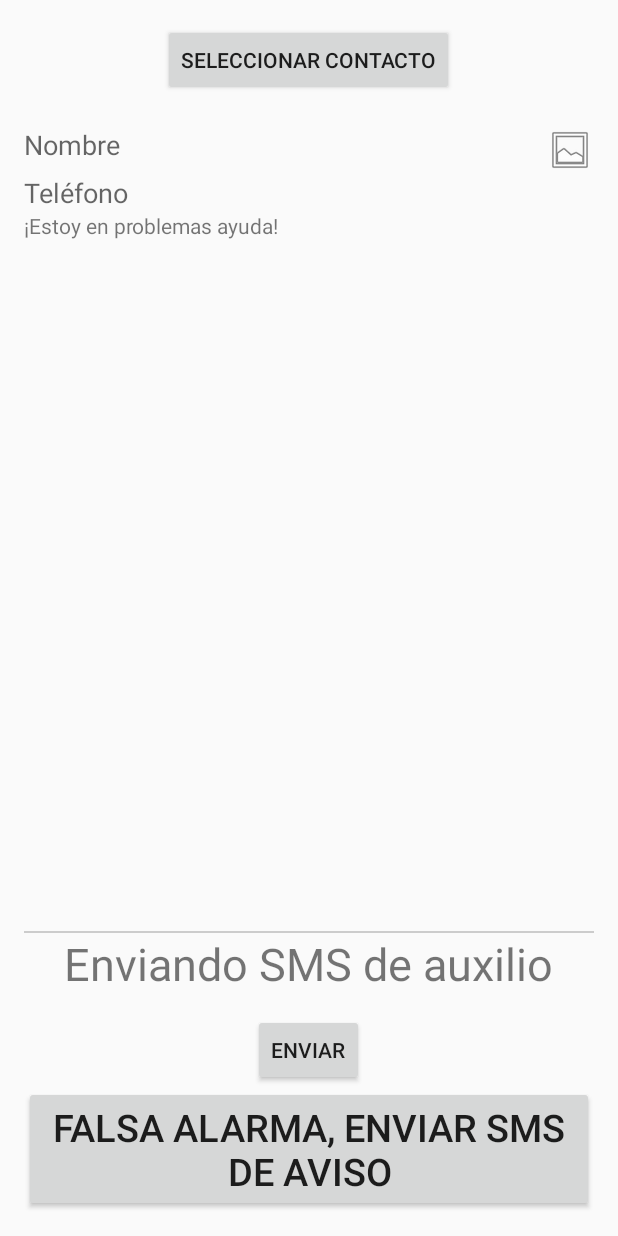
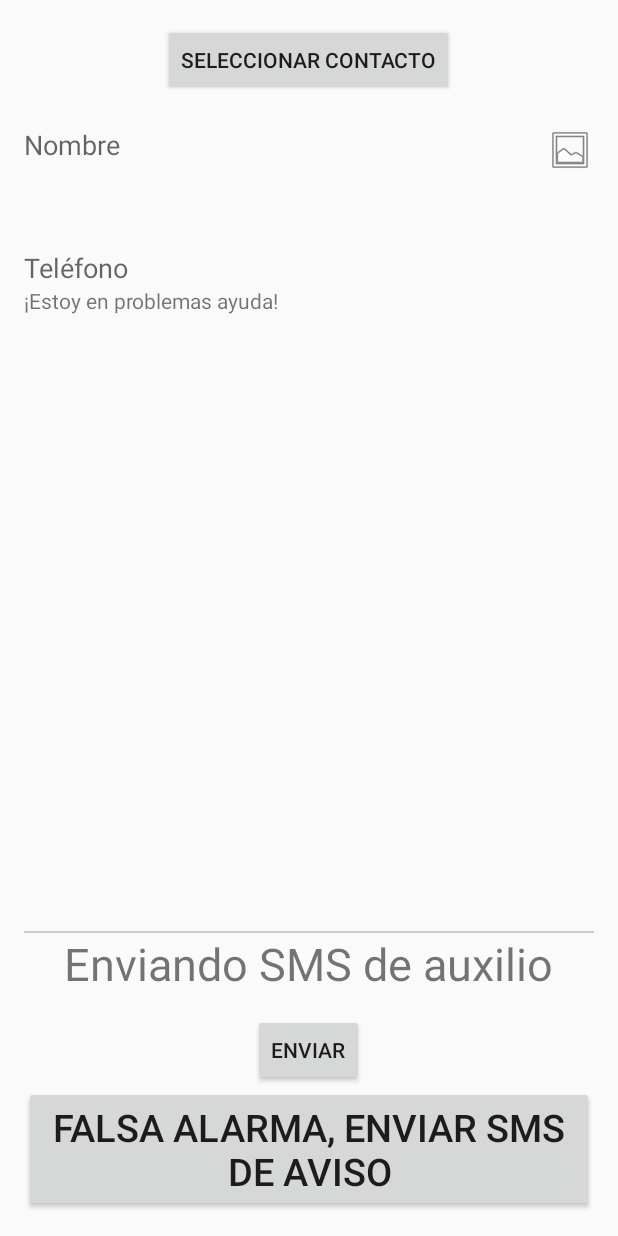
Before and after one commit to Mariani88/Lp4TP, an Android app: the EnvioDeSMSActivity screen opened directly, with no data from a screen before it, on a phone screen of 412 x 824 dp. Run offline under Robolectric (Android 15) with nearby library versions, the phone set to English and light mode, and no system bars.

Commit message:
fix pantalla envio sms

```diff
--- a/BotonDePanico/app/src/main/res/layout/activity_envio_de_sms.xml
+++ b/BotonDePanico/app/src/main/res/layout/activity_envio_de_sms.xml
@@ -25,7 +25,8 @@
         android:text="Teléfono"
         android:layout_below="@+id/contactPic"
         android:layout_alignParentLeft="true"
-        android:layout_alignParentStart="true" />
+        android:layout_alignParentStart="true"
+        android:layout_marginTop="50dp" />
 
     <ImageView
         android:layout_width="wrap_content"
@@ -66,9 +67,9 @@
         android:layout_alignParentLeft="true"
         android:layout_alignParentStart="true"
         android:layout_above="@+id/centerPoint"
-        android:layout_below="@+id/contactPhone"
         android:layout_alignRight="@+id/enviandoSMSLabel"
-        android:layout_alignEnd="@+id/enviandoSMSLabel" />
+        android:layout_alignEnd="@+id/enviandoSMSLabel"
+        android:layout_below="@+id/contactPhone" />
 
     <Button
         style="?android:attr/buttonStyleSmall"
```
